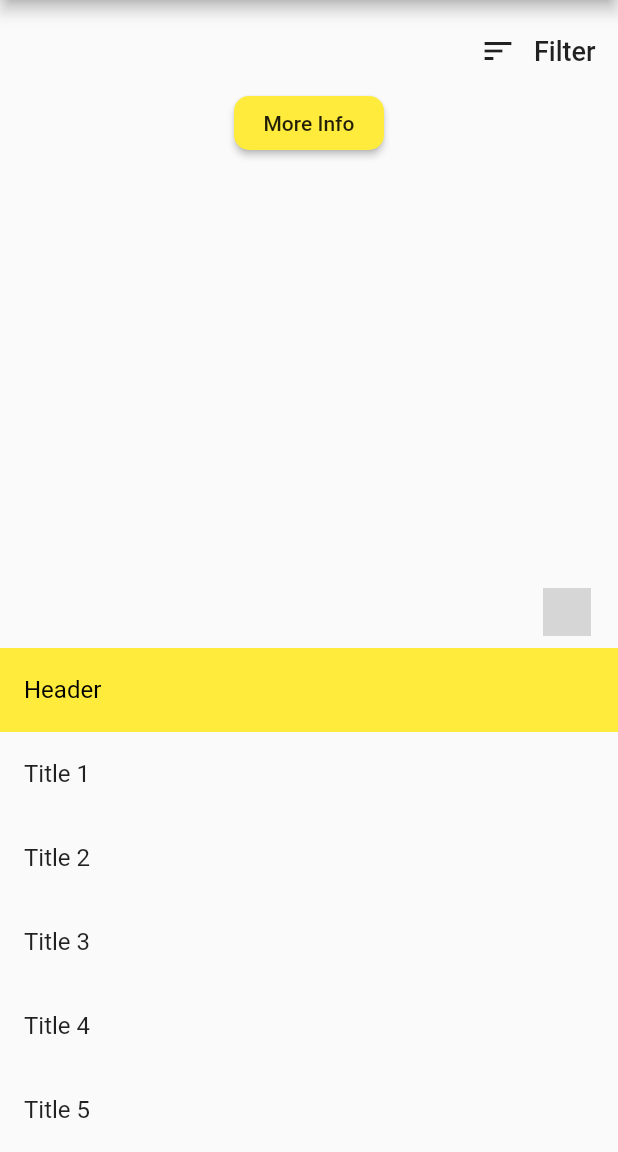
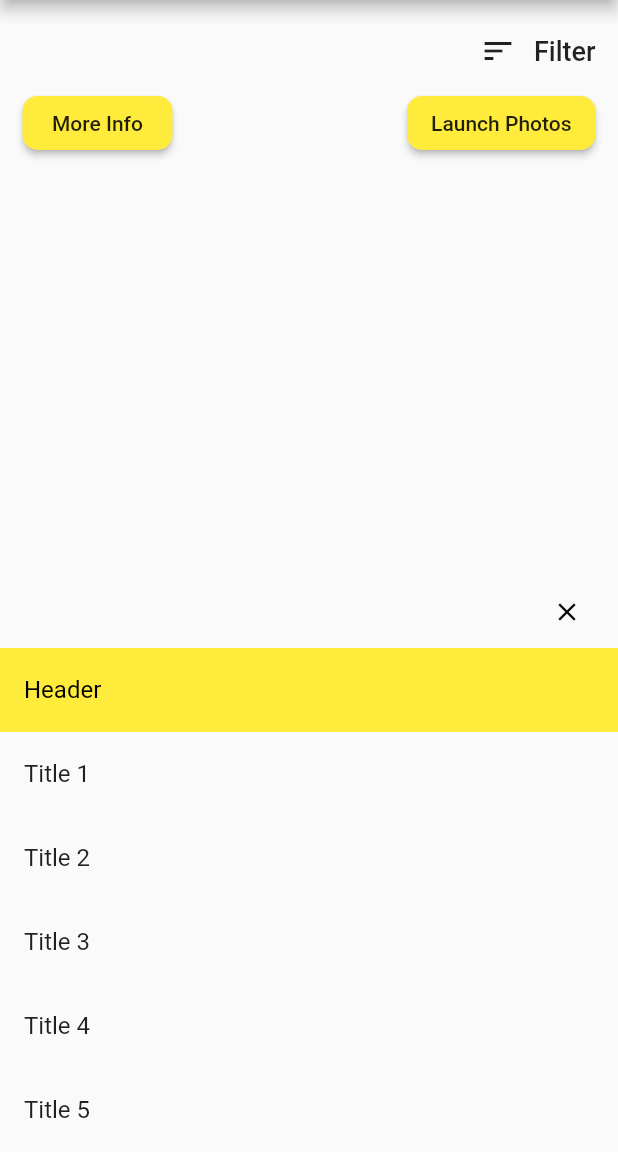
Before and after one commit to akshayauti/LaundryApp, a Flutter app: the screen it shows after launch, after a tap on the "sort" icon, on a phone screen of 412 x 824 dp, the part 84-1236 px from its top. Run offline on Flutter 3.47's test engine with Material 2 defaults, Android fonts, the phone set to English and light mode, and no system bars; our stand-ins replace flutter_rating_bar, google_maps_flutter; missing offline and left inert: flutter_statusbarcolor; grey boxes are pictures that could not be loaded.

Commit message:
started working on Menu Photos

```diff
--- a/lib/homepage.dart
+++ b/lib/homepage.dart
@@ -63,6 +63,18 @@ class _MyHomePageState extends State<MyHomePage> {
                         Navigator.pushNamed(context, '/overview');
                       },
                     ),
+                    Spacer(),
+                    MaterialButton(
+                      color: Colors.yellow,
+                      child: Text("Launch Photos"),
+                      shape: RoundedRectangleBorder(
+                        borderRadius: BorderRadius.circular(10),
+                      ),
+                      minWidth: 100,
+                      onPressed: () {
+                        Navigator.pushNamed(context, '/photos');
+                      },
+                    ),
                   ],
                 ),
               ],
@@ -94,7 +106,7 @@ class _MyHomePageState extends State<MyHomePage> {
                           Icons.close,
                           color: Colors.black,
                           size: 20,
-                        git ),
+                        ),
                         onPressed: () {
                           Navigator.pop(context);
                         },
--- a/lib/main.dart
+++ b/lib/main.dart
@@ -1,5 +1,6 @@
 import 'package:LaundryApp/ReviewPage.dart';
 import 'package:LaundryApp/addReview.dart';
+import 'package:LaundryApp/photos.dart';
 import 'package:flutter/material.dart';
 import 'homepage.dart';
 import 'overview.dart';
@@ -26,8 +27,9 @@ class MyApp extends StatelessWidget {
       routes: <String, WidgetBuilder>{
         "/": (context) => MyHomePage(),
         "/overview": (context) => Overview(),
-        "/addReview":(context) => addReview(),
-        "/reviewPage":(context) => ReviewPage()
+        "/addReview": (context) => addReview(),
+        "/reviewPage": (context) => ReviewPage(),
+        "/photos": (context) => Photos()
       },
     );
   }
```
Also changed, not shown: lib/photos.dart (added, +68 -0 lines).
